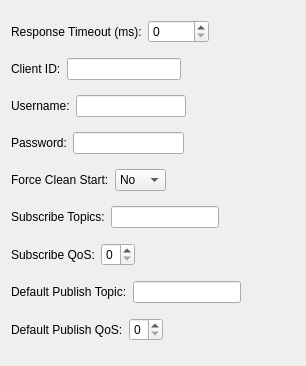
Before: the Qt Designer form src/Mqtt5ClientFilterConfigWidget.ui in commschamp/cc.mqtt5_client_filter.cc_tools_plugin, drawn with Qt 5.
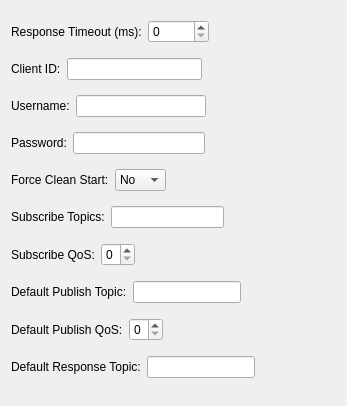
After: the same form once the commit is applied.

Commit message: Added an ability to set response topic.

Patch:
```diff
--- a/src/Mqtt5ClientFilterConfigWidget.ui
+++ b/src/Mqtt5ClientFilterConfigWidget.ui
@@ -6,8 +6,8 @@
    <rect>
     <x>0</x>
     <y>0</y>
-    <width>306</width>
-    <height>366</height>
+    <width>347</width>
+    <height>406</height>
    </rect>
   </property>
   <property name="windowTitle">
@@ -294,6 +294,33 @@
      </item>
     </layout>
    </item>
+   <item>
+    <layout class="QHBoxLayout" name="horizontalLayout_10">
+     <item>
+      <widget class="QLabel" name="m_respTopicLabel">
+       <property name="text">
+        <string>Default Response Topic:</string>
+       </property>
+      </widget>
+     </item>
+     <item>
+      <widget class="QLineEdit" name="m_respTopicLineEdit"/>
+     </item>
+     <item>
+      <spacer name="horizontalSpacer_10">
+       <property name="orientation">
+        <enum>Qt::Horizontal</enum>
+       </property>
+       <property name="sizeHint" stdset="0">
+        <size>
+         <width>40</width>
+         <height>20</height>
+        </size>
+       </property>
+      </spacer>
+     </item>
+    </layout>
+   </item>
   </layout>
  </widget>
  <resources/>
```
The commit also changes 5 other files.
